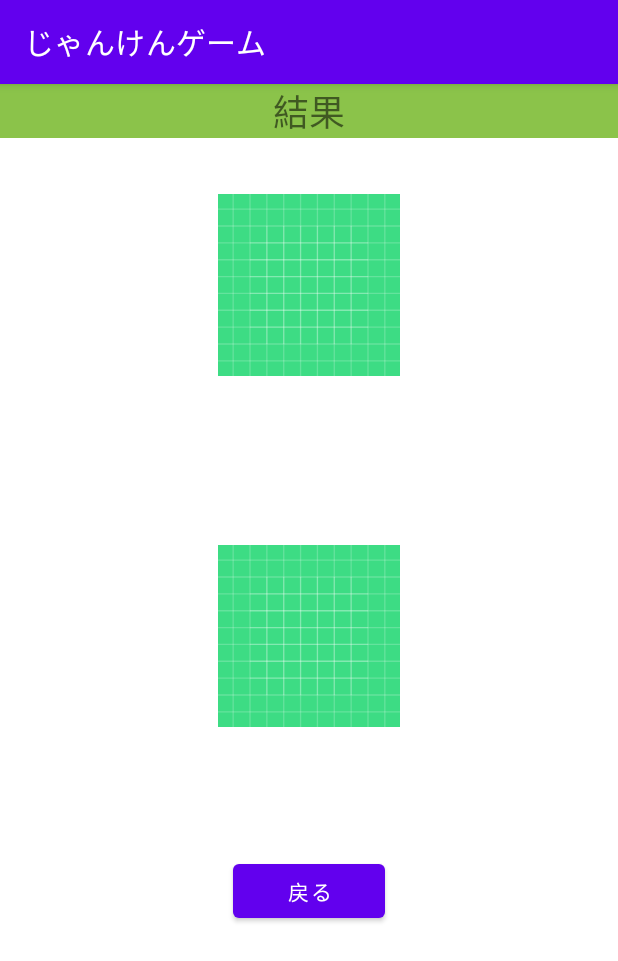
After one commit to nameko710/zyanken, an Android app: the ResultActivity screen opened directly, with no data from a screen before it, on a phone screen of 412 x 824 dp. The commit adds this screen. Shown: the top 961 px of the screen. Run offline under Robolectric (Android 15) with nearby library versions, the phone set to English and light mode, and no system bars.

Commit message:
結果の画面部品を作成

```diff
--- a/app/src/main/AndroidManifest.xml
+++ b/app/src/main/AndroidManifest.xml
@@ -12,6 +12,9 @@
         android:theme="@style/Theme.Zyanken"
         tools:targetApi="31">
         <activity
+            android:name=".ResultActivity"
+            android:exported="false" />
+        <activity
             android:name=".MainActivity"
             android:exported="true">
             <intent-filter>
--- /dev/null
+++ b/app/src/main/java/nameko710/android/zyanken/ResultActivity.kt
@@ -0,0 +1,11 @@
+package nameko710.android.zyanken
+
+import androidx.appcompat.app.AppCompatActivity
+import android.os.Bundle
+
+class ResultActivity : AppCompatActivity() {
+    override fun onCreate(savedInstanceState: Bundle?) {
+        super.onCreate(savedInstanceState)
+        setContentView(R.layout.activity_result)
+    }
+}
--- /dev/null
+++ b/app/src/main/res/layout/activity_result.xml
@@ -0,0 +1,66 @@
+<?xml version="1.0" encoding="utf-8"?>
+
+<RelativeLayout xmlns:android="http://schemas.android.com/apk/res/android"
+    xmlns:app="http://schemas.android.com/apk/res-auto"
+    android:layout_width="match_parent"
+    android:layout_height="match_parent">
+
+    <TextView
+        android:id="@+id/tvTitle"
+        android:layout_width="match_parent"
+        android:layout_height="wrap_content"
+        android:background="#8BC34A"
+        android:text="@string/rt_result"
+        android:textAlignment="center"
+        android:textSize="24sp" />
+
+    <ImageView
+        android:id="@+id/imageView1"
+        android:layout_width="121dp"
+        android:layout_height="121dp"
+        android:layout_below="@+id/tvTitle"
+        android:layout_alignParentStart="true"
+        android:layout_alignParentEnd="true"
+        android:layout_marginStart="140dp"
+        android:layout_marginTop="37dp"
+        android:layout_marginEnd="140dp"
+        app:srcCompat="@drawable/ic_launcher_background" />
+
+    <ImageView
+        android:id="@+id/imageView2"
+        android:layout_width="121dp"
+        android:layout_height="121dp"
+        android:layout_below="@+id/tvResult"
+        android:layout_alignParentStart="true"
+        android:layout_alignParentEnd="true"
+        android:layout_marginStart="140dp"
+        android:layout_marginTop="40dp"
+        android:layout_marginEnd="140dp"
+        app:srcCompat="@drawable/ic_launcher_background" />
+
+    <TextView
+        android:id="@+id/tvResult"
+        android:layout_width="wrap_content"
+        android:layout_height="wrap_content"
+        android:layout_below="@+id/imageView1"
+        android:layout_alignParentStart="true"
+        android:layout_alignParentEnd="true"
+        android:layout_marginStart="140dp"
+        android:layout_marginTop="40dp"
+        android:layout_marginEnd="140dp"
+        android:textAlignment="center"
+        android:textSize="24sp" />
+
+    <Button
+        android:id="@+id/btBack"
+        android:layout_width="wrap_content"
+        android:layout_height="wrap_content"
+        android:layout_below="@+id/imageView2"
+        android:layout_alignParentStart="true"
+        android:layout_alignParentEnd="true"
+        android:layout_marginStart="155dp"
+        android:layout_marginTop="85dp"
+        android:layout_marginEnd="155dp"
+        android:text="@string/bt_back" />
+
+</RelativeLayout>
--- a/app/src/main/res/values/strings.xml
+++ b/app/src/main/res/values/strings.xml
@@ -5,4 +5,9 @@
     <string name="tv_gu">グー</string>
     <string name="tv_choki">チョキ</string>
     <string name="tv_pa">パー</string>
+    <string name="rt_result">結果</string>
+    <string name="rt_win">勝ち</string>
+    <string name="rt_draw">引き分け</string>
+    <string name="rt_lose">負け</string>
+    <string name="bt_back">戻る</string>
 </resources>
```
